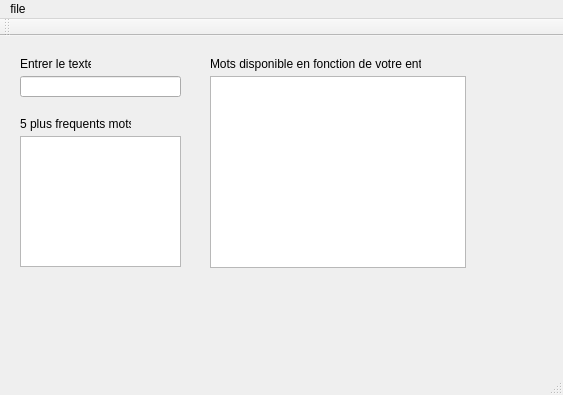
The window that mainwindow.ui (fnduister/INF1600_TP2) describes before a commit, drawn with Qt 5.
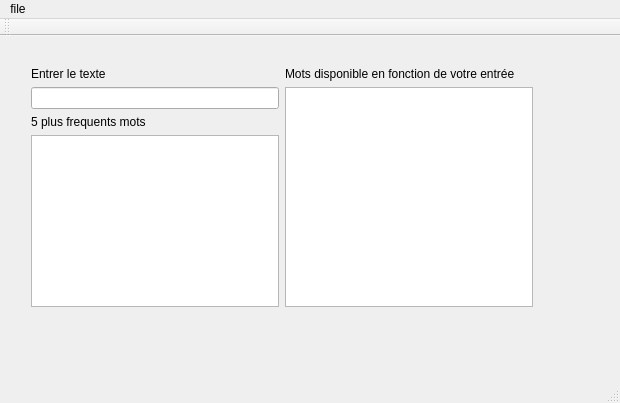
The same window after the commit.

Diff of the .ui file:
```diff
--- a/mainwindow.ui
+++ b/mainwindow.ui
@@ -6,82 +6,75 @@
    <rect>
     <x>0</x>
     <y>0</y>
-    <width>563</width>
-    <height>395</height>
+    <width>620</width>
+    <height>403</height>
    </rect>
   </property>
+  <property name="minimumSize">
+   <size>
+    <width>569</width>
+    <height>347</height>
+   </size>
+  </property>
+  <property name="maximumSize">
+   <size>
+    <width>620</width>
+    <height>403</height>
+   </size>
+  </property>
   <property name="windowTitle">
    <string>MainWindow</string>
   </property>
   <widget class="QWidget" name="centralWidget">
-   <widget class="QLabel" name="label">
+   <widget class="QWidget" name="layoutWidget">
     <property name="geometry">
      <rect>
       <x>20</x>
       <y>20</y>
-      <width>71</width>
-      <height>16</height>
+      <width>524</width>
+      <height>262</height>
      </rect>
     </property>
-    <property name="text">
-     <string>Entrer le texte</string>
-    </property>
-   </widget>
-   <widget class="QLineEdit" name="lineEdit">
-    <property name="geometry">
-     <rect>
-      <x>20</x>
-      <y>40</y>
-      <width>161</width>
-      <height>21</height>
-     </rect>
-    </property>
-   </widget>
-   <widget class="QLabel" name="label_2">
-    <property name="geometry">
-     <rect>
-      <x>20</x>
-      <y>80</y>
-      <width>111</width>
-      <height>16</height>
-     </rect>
-    </property>
-    <property name="text">
-     <string>5 plus frequents mots</string>
-    </property>
-   </widget>
-   <widget class="QListWidget" name="listWidget_2">
-    <property name="geometry">
-     <rect>
-      <x>20</x>
-      <y>100</y>
-      <width>161</width>
-      <height>131</height>
-     </rect>
-    </property>
-   </widget>
-   <widget class="QLabel" name="label_3">
-    <property name="geometry">
-     <rect>
-      <x>210</x>
-      <y>20</y>
-      <width>211</width>
-      <height>16</height>
-     </rect>
-    </property>
-    <property name="text">
-     <string>Mots disponible en fonction de votre entrée</string>
-    </property>
-   </widget>
-   <widget class="QListWidget" name="listWidget">
-    <property name="geometry">
-     <rect>
-      <x>210</x>
-      <y>40</y>
-      <width>256</width>
-      <height>192</height>
-     </rect>
-    </property>
+    <layout class="QHBoxLayout" name="horizontalLayout">
+     <item>
+      <layout class="QVBoxLayout" name="verticalLayout">
+       <item>
+        <widget class="QLabel" name="label">
+         <property name="text">
+          <string>Entrer le texte</string>
+         </property>
+        </widget>
+       </item>
+       <item>
+        <widget class="QLineEdit" name="lineEdit"/>
+       </item>
+       <item>
+        <widget class="QLabel" name="label_2">
+         <property name="text">
+          <string>5 plus frequents mots</string>
+         </property>
+        </widget>
+       </item>
+       <item>
+        <widget class="QListWidget" name="listWidget_2"/>
+       </item>
+      </layout>
+     </item>
+     <item>
+      <layout class="QVBoxLayout" name="verticalLayout_2">
+       <item>
+        <widget class="QLabel" name="label_3">
+         <property name="text">
+          <string>Mots disponible en fonction de votre entrée</string>
+         </property>
+        </widget>
+       </item>
+       <item>
+        <widget class="QListView" name="listView"/>
+       </item>
+      </layout>
+     </item>
+    </layout>
    </widget>
   </widget>
   <widget class="QMenuBar" name="menuBar">
@@ -89,8 +82,8 @@
     <rect>
      <x>0</x>
      <y>0</y>
-     <width>563</width>
-     <height>19</height>
+     <width>620</width>
+     <height>20</height>
     </rect>
    </property>
    <widget class="QMenu" name="menufile">
```
